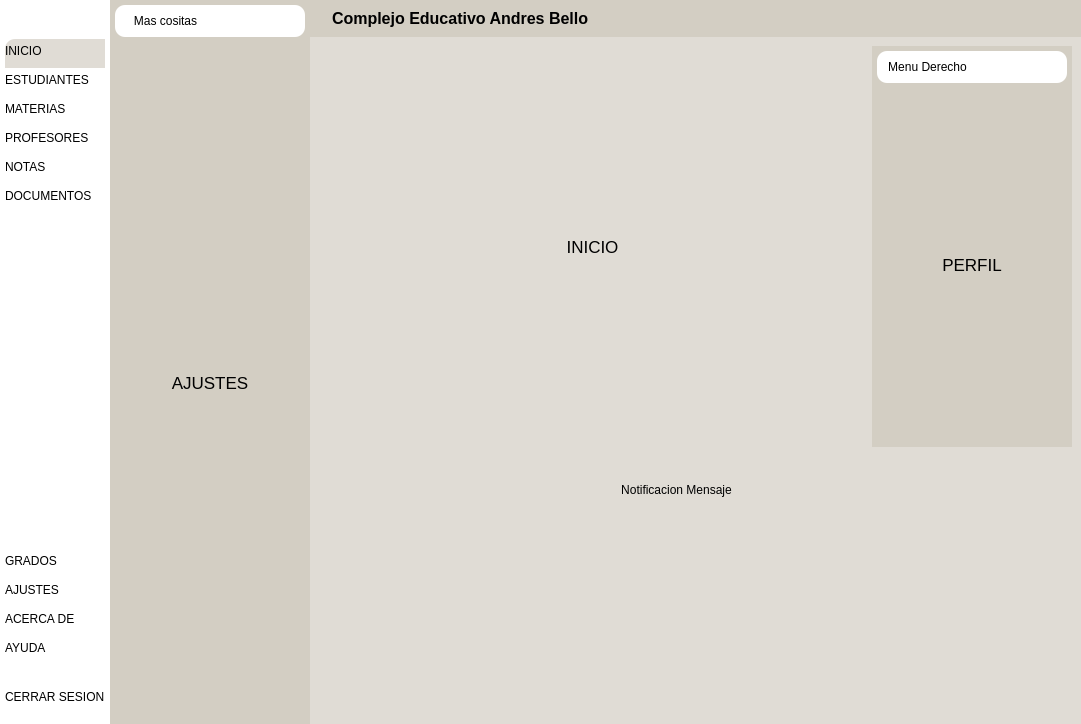
YoelSims/AplicacionV2-AndresBello, file interfaz.ui: the form before one commit.
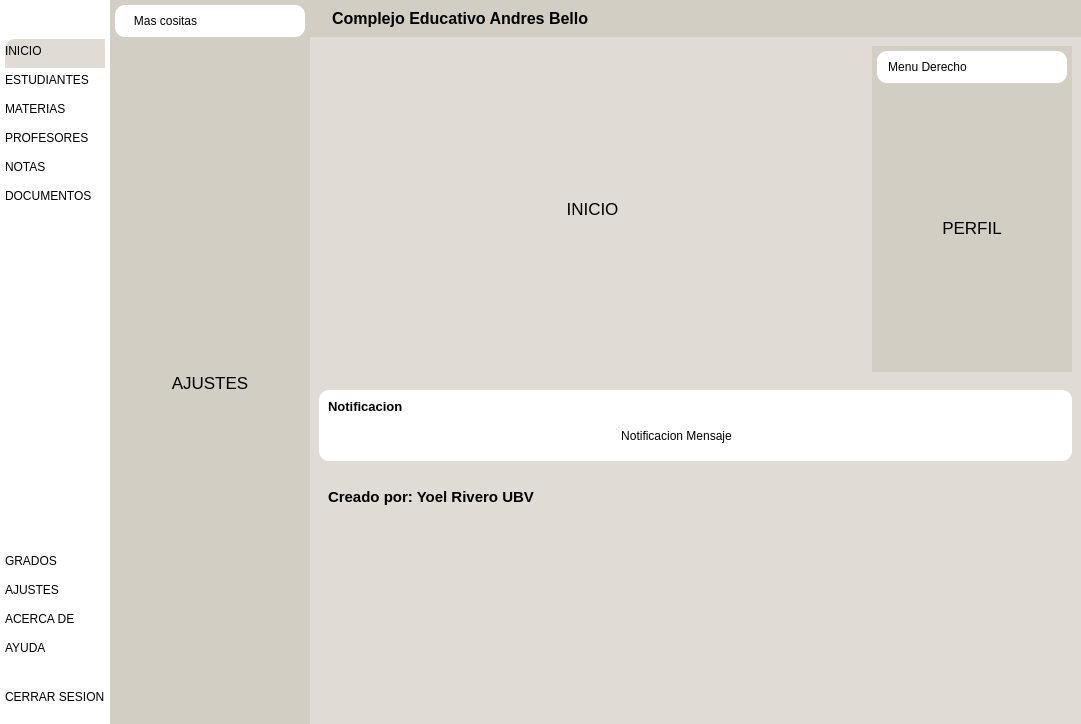
The form after the commit. Icons and pictures are not drawn.

Commit message: .m Pie de Pagina

Patch:
```diff
--- a/interfaz.ui
+++ b/interfaz.ui
@@ -42,7 +42,7 @@
 	background-color: #d3cec3;
 }
 
-#frame_5, #frame_9{
+#frame_5, #frame_9, #emergenteNotificacionSubContenedor{
 	background-color: #ffffff;
 	border-radius:10px;
 }
@@ -1140,6 +1140,20 @@
           <item>
            <widget class="QWidget" name="emergenteNotificacionSubContenedor" native="true">
             <layout class="QVBoxLayout" name="verticalLayout_25">
+             <item>
+              <widget class="QLabel" name="label_17">
+               <property name="font">
+                <font>
+                 <pointsize>10</pointsize>
+                 <weight>75</weight>
+                 <bold>true</bold>
+                </font>
+               </property>
+               <property name="text">
+                <string>Notificacion</string>
+               </property>
+              </widget>
+             </item>
              <item>
               <widget class="QFrame" name="frame_10">
                <property name="frameShape">
@@ -1194,6 +1208,60 @@
          </layout>
         </widget>
        </item>
+       <item>
+        <widget class="QWidget" name="pieContenedor" native="true">
+         <layout class="QHBoxLayout" name="horizontalLayout_10">
+          <item>
+           <widget class="QFrame" name="frame_12">
+            <property name="frameShape">
+             <enum>QFrame::StyledPanel</enum>
+            </property>
+            <property name="frameShadow">
+             <enum>QFrame::Raised</enum>
+            </property>
+            <layout class="QHBoxLayout" name="horizontalLayout_11">
+             <item>
+              <widget class="QLabel" name="label_18">
+               <property name="font">
+                <font>
+                 <pointsize>11</pointsize>
+                 <weight>75</weight>
+                 <bold>true</bold>
+                </font>
+               </property>
+               <property name="text">
+                <string>Creado por: Yoel Rivero UBV</string>
+               </property>
+              </widget>
+             </item>
+            </layout>
+           </widget>
+          </item>
+          <item>
+           <widget class="QFrame" name="dimensionBarra">
+            <property name="minimumSize">
+             <size>
+              <width>10</width>
+              <height>10</height>
+             </size>
+            </property>
+            <property name="maximumSize">
+             <size>
+              <width>10</width>
+              <height>10</height>
+             </size>
+            </property>
+            <property name="frameShape">
+             <enum>QFrame::StyledPanel</enum>
+            </property>
+            <property name="frameShadow">
+             <enum>QFrame::Raised</enum>
+            </property>
+           </widget>
+          </item>
+         </layout>
+        </widget>
+       </item>
       </layout>
      </widget>
     </item>
```
